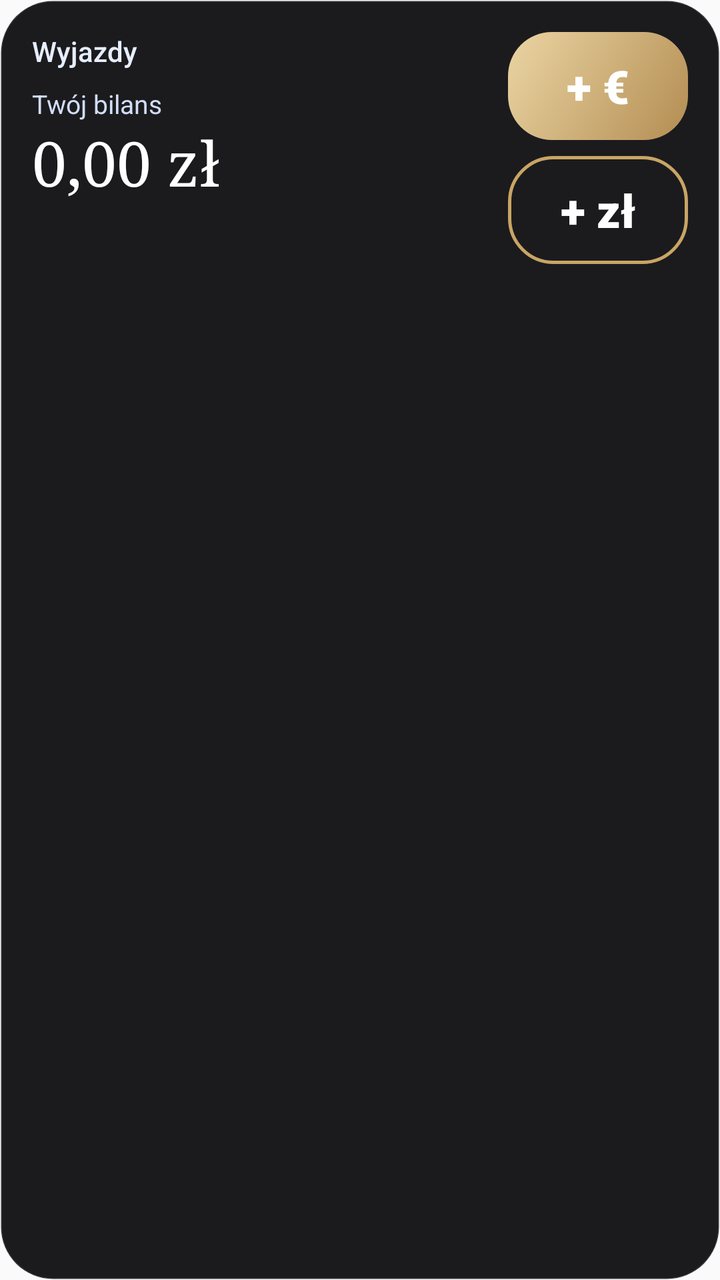
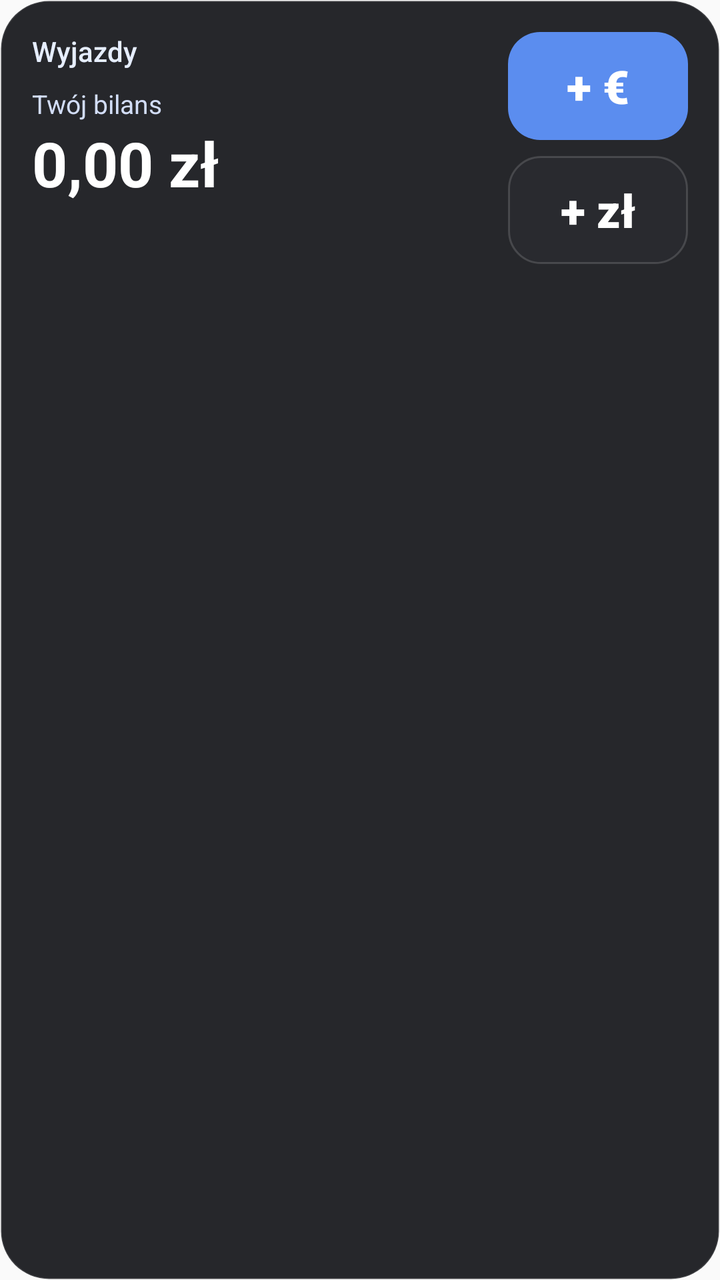

The first picture is an Android layout as it rendered before a commit; the second is the same layout after the commit. The layout source and the unified diff follow.
<!-- AndroidManifest.xml: application theme AppTheme -->
<!-- res/layout/widget_balance.xml -->
<?xml version="1.0" encoding="utf-8"?>
<LinearLayout xmlns:android="http://schemas.android.com/apk/res/android"
    android:id="@+id/widget_root" android:layout_width="match_parent" android:layout_height="match_parent"
    android:orientation="vertical" android:padding="16dp" android:background="@drawable/wbg_dark">

    <LinearLayout android:layout_width="match_parent" android:layout_height="wrap_content" android:orientation="horizontal">
        <LinearLayout android:layout_width="0dp" android:layout_height="wrap_content" android:layout_weight="1" android:orientation="vertical">
            <TextView android:id="@+id/trip_title" android:layout_width="wrap_content" android:layout_height="wrap_content"
                android:text="Wyjazdy" android:textColor="#E6EEFF" android:textSize="14sp" android:fontFamily="sans-serif-medium"
                android:maxLines="1" android:ellipsize="end" />
            <TextView android:id="@+id/balance_label" android:layout_width="wrap_content" android:layout_height="wrap_content"
                android:layout_marginTop="8dp" android:text="Twój bilans" android:textColor="#D2DDF7" android:textSize="13sp" />
            <TextView android:id="@+id/balance_value" android:layout_width="wrap_content" android:layout_height="wrap_content"
                android:text="0,00 zł" android:textColor="#FFFFFF" android:textSize="31sp" android:fontFamily="serif" android:maxLines="1" />
            <TextView android:id="@+id/balance_hint" android:layout_width="wrap_content" android:layout_height="wrap_content"
                android:textColor="#D2DDF7" android:textSize="13sp" android:maxLines="2" />
        </LinearLayout>
        <LinearLayout android:id="@+id/buttons" android:layout_width="wrap_content" android:layout_height="wrap_content"
            android:layout_marginStart="12dp" android:orientation="vertical">
            <TextView android:id="@+id/btn_foreign" android:layout_width="90dp" android:layout_height="54dp" android:gravity="center"
                android:text="+ €" android:textSize="23sp" android:fontFamily="sans-serif-black" android:textColor="#FFFFFF"
                android:background="@drawable/wbtn_gold" />
            <TextView android:id="@+id/btn_pln" android:layout_width="90dp" android:layout_height="54dp" android:layout_marginTop="8dp"
                android:gravity="center" android:text="+ zł" android:textSize="23sp" android:fontFamily="sans-serif-black"
                android:textColor="#FFFFFF" android:background="@drawable/wbtn_goldline" />
        </LinearLayout>
    </LinearLayout>

    <LinearLayout android:id="@+id/row1" android:layout_width="match_parent" android:layout_height="wrap_content" android:layout_marginTop="12dp" android:orientation="horizontal">
        <TextView android:id="@+id/row1_title" android:layout_width="0dp" android:layout_height="wrap_content" android:layout_weight="1" android:textColor="#FFFFFF" android:textSize="14sp" android:maxLines="1" android:ellipsize="end" />
        <TextView android:id="@+id/row1_amount" android:layout_width="wrap_content" android:layout_height="wrap_content" android:layout_marginStart="10dp" android:textColor="#FFFFFF" android:textSize="14sp" android:fontFamily="sans-serif-medium" android:maxLines="1" />
    </LinearLayout>
    <LinearLayout android:id="@+id/row2" android:layout_width="match_parent" android:layout_height="wrap_content" android:layout_marginTop="6dp" android:orientation="horizontal">
        <TextView android:id="@+id/row2_title" android:layout_width="0dp" android:layout_height="wrap_content" android:layout_weight="1" android:textColor="#FFFFFF" android:textSize="14sp" android:maxLines="1" android:ellipsize="end" />
        <TextView android:id="@+id/row2_amount" android:layout_width="wrap_content" android:layout_height="wrap_content" android:layout_marginStart="10dp" android:textColor="#FFFFFF" android:textSize="14sp" android:fontFamily="sans-serif-medium" android:maxLines="1" />
    </LinearLayout>
    <LinearLayout android:id="@+id/row3" android:layout_width="match_parent" android:layout_height="wrap_content" android:layout_marginTop="6dp" android:orientation="horizontal">
        <TextView android:id="@+id/row3_title" android:layout_width="0dp" android:layout_height="wrap_content" android:layout_weight="1" android:textColor="#FFFFFF" android:textSize="14sp" android:maxLines="1" android:ellipsize="end" />
        <TextView android:id="@+id/row3_amount" android:layout_width="wrap_content" android:layout_height="wrap_content" android:layout_marginStart="10dp" android:textColor="#FFFFFF" android:textSize="14sp" android:fontFamily="sans-serif-medium" android:maxLines="1" />
    </LinearLayout>
</LinearLayout>
<!-- resources referenced by this layout -->
<resources>
  <!-- drawable wbg_dark (drawable) -->
  <?xml version="1.0" encoding="utf-8"?>
  <shape xmlns:android="http://schemas.android.com/apk/res/android" android:shape="rectangle">
      <solid android:color="#F5121215"/>
      <stroke android:width="1dp" android:color="#22FFFFFF"/>
      <corners android:radius="26dp"/>
  </shape>
  <!-- drawable wbtn_gold (drawable) -->
  <?xml version="1.0" encoding="utf-8"?>
  <shape xmlns:android="http://schemas.android.com/apk/res/android" android:shape="rectangle">
      <gradient android:startColor="#EBD5A4" android:endColor="#B38D52" android:angle="315"/>
      <corners android:radius="22dp"/>
  </shape>
  <!-- drawable wbtn_goldline (drawable) -->
  <?xml version="1.0" encoding="utf-8"?>
  <shape xmlns:android="http://schemas.android.com/apk/res/android" android:shape="rectangle">
      <solid android:color="#00000000"/>
      <stroke android:width="1.5dp" android:color="#C9A564"/>
      <corners android:radius="22dp"/>
  </shape>
  <style name="AppTheme" parent="Theme.AppCompat.DayNight.NoActionBar">
          <item name="colorPrimary">@color/colorPrimary</item>
          <item name="colorPrimaryDark">@color/colorPrimaryDark</item>
          <item name="colorAccent">@color/colorAccent</item>
      </style>
  <color name="colorPrimary">#2457F5</color>
  <color name="colorPrimaryDark">#1A3FB8</color>
  <color name="colorAccent">#FF8A3D</color>
</resources>

<!-- the commit's change to res/layout/widget_balance.xml (unified diff, before → after) -->
@@ -11,7 +11,7 @@
             <TextView android:id="@+id/balance_label" android:layout_width="wrap_content" android:layout_height="wrap_content"
                 android:layout_marginTop="8dp" android:text="Twój bilans" android:textColor="#D2DDF7" android:textSize="13sp" />
             <TextView android:id="@+id/balance_value" android:layout_width="wrap_content" android:layout_height="wrap_content"
-                android:text="0,00 zł" android:textColor="#FFFFFF" android:textSize="31sp" android:fontFamily="serif" android:maxLines="1" />
+                android:text="0,00 zł" android:textColor="#FFFFFF" android:textSize="31sp" android:fontFamily="sans-serif" android:textStyle="bold" android:maxLines="1" />
             <TextView android:id="@+id/balance_hint" android:layout_width="wrap_content" android:layout_height="wrap_content"
                 android:textColor="#D2DDF7" android:textSize="13sp" android:maxLines="2" />
         </LinearLayout>
@@ -19,10 +19,10 @@
             android:layout_marginStart="12dp" android:orientation="vertical">
             <TextView android:id="@+id/btn_foreign" android:layout_width="90dp" android:layout_height="54dp" android:gravity="center"
                 android:text="+ €" android:textSize="23sp" android:fontFamily="sans-serif-black" android:textColor="#FFFFFF"
-                android:background="@drawable/wbtn_gold" />
+                android:background="@drawable/wbtn_accent" />
             <TextView android:id="@+id/btn_pln" android:layout_width="90dp" android:layout_height="54dp" android:layout_marginTop="8dp"
                 android:gravity="center" android:text="+ zł" android:textSize="23sp" android:fontFamily="sans-serif-black"
-                android:textColor="#FFFFFF" android:background="@drawable/wbtn_goldline" />
+                android:textColor="#FFFFFF" android:background="@drawable/wbtn_gray_d" />
         </LinearLayout>
     </LinearLayout>
 
<!-- resource entries referenced after the edit -->
@@ -3,22 +3,20 @@
   <!-- drawable wbg_dark (drawable) -->
   <?xml version="1.0" encoding="utf-8"?>
   <shape xmlns:android="http://schemas.android.com/apk/res/android" android:shape="rectangle">
-      <solid android:color="#F5121215"/>
-      <stroke android:width="1dp" android:color="#22FFFFFF"/>
-      <corners android:radius="26dp"/>
+      <solid android:color="#F51E1F23"/><stroke android:width="1dp" android:color="#1FFFFFFF"/>
+      <corners android:radius="24dp"/>
   </shape>
-  <!-- drawable wbtn_gold (drawable) -->
+  <!-- drawable wbtn_accent (drawable) -->
   <?xml version="1.0" encoding="utf-8"?>
   <shape xmlns:android="http://schemas.android.com/apk/res/android" android:shape="rectangle">
-      <gradient android:startColor="#EBD5A4" android:endColor="#B38D52" android:angle="315"/>
-      <corners android:radius="22dp"/>
+      <solid android:color="#5B8DEF"/>
+      <corners android:radius="16dp"/>
   </shape>
-  <!-- drawable wbtn_goldline (drawable) -->
+  <!-- drawable wbtn_gray_d (drawable) -->
   <?xml version="1.0" encoding="utf-8"?>
   <shape xmlns:android="http://schemas.android.com/apk/res/android" android:shape="rectangle">
-      <solid android:color="#00000000"/>
-      <stroke android:width="1.5dp" android:color="#C9A564"/>
-      <corners android:radius="22dp"/>
+      <solid android:color="#33373B42"/><stroke android:width="1dp" android:color="#26FFFFFF"/>
+      <corners android:radius="16dp"/>
   </shape>
   <style name="AppTheme" parent="Theme.AppCompat.DayNight.NoActionBar">
           <item name="colorPrimary">@color/colorPrimary</item>
